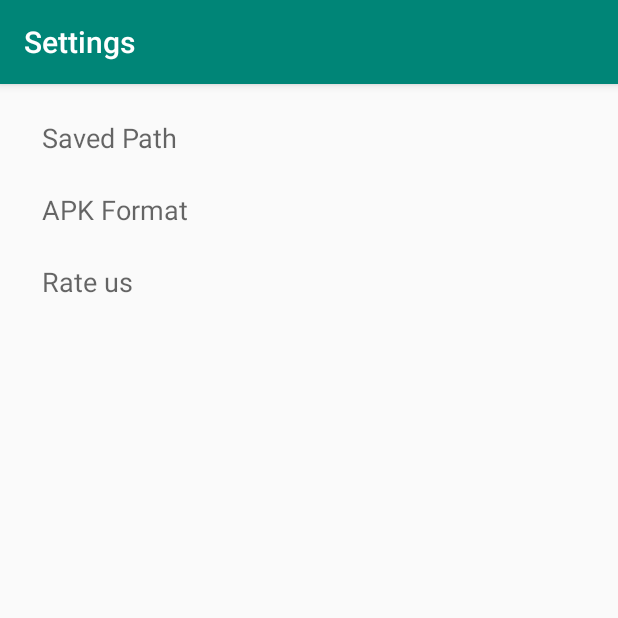
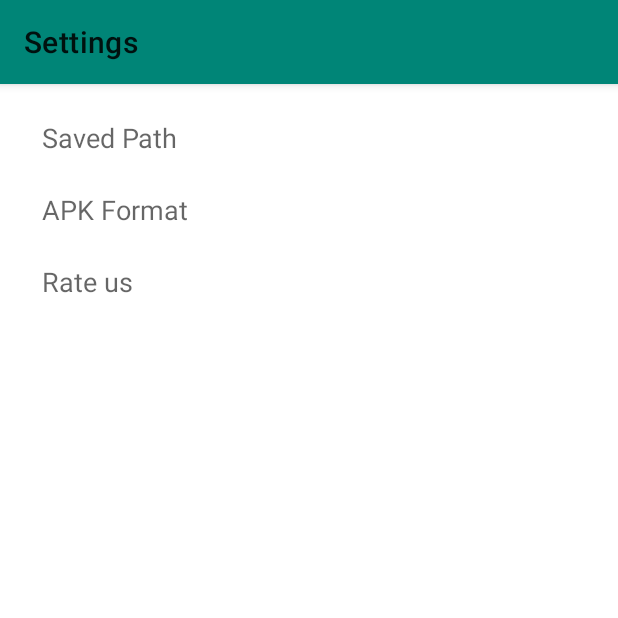
Before and after one commit to bakar517/ApkExtractor, an Android app: the SettingActivity screen opened directly, with no data from a screen before it, on a phone screen of 412 x 824 dp, the top half of it. Run offline under Robolectric (Android 15) with nearby library versions, the phone set to English and light mode, and no system bars; our stand-ins replace Dagger/Hilt's generated code, data binding.

Commit message:
- refactor theme of app.

```diff
--- a/app/src/main/java/com/warlox/apkextractor/ui/appDetail/AppDetailActivity.kt
+++ b/app/src/main/java/com/warlox/apkextractor/ui/appDetail/AppDetailActivity.kt
@@ -47,8 +47,6 @@ class AppDetailActivity : BaseActivity<ActivityAppDetailBinding, AppDetailViewMo
     override fun onCreate(savedInstanceState: Bundle?) {
         super.onCreate(savedInstanceState)
 
-        setSupportActionBar(binding.toolbar)
-
         observeViewModelProperties()
     }
 
--- a/app/src/main/java/com/warlox/apkextractor/ui/appList/AppsListActivity.kt
+++ b/app/src/main/java/com/warlox/apkextractor/ui/appList/AppsListActivity.kt
@@ -37,8 +37,6 @@ class AppsListActivity : BaseActivity<ActivityAppsListBinding, AppsListViewModel
 
     override fun onCreate(savedInstanceState: Bundle?) {
         super.onCreate(savedInstanceState)
-
-        setSupportActionBar(binding.toolbar)
 
         initAdapter()
         setUpAdapter()
--- a/app/src/main/java/com/warlox/apkextractor/ui/setting/SettingActivity.kt
+++ b/app/src/main/java/com/warlox/apkextractor/ui/setting/SettingActivity.kt
@@ -1,6 +1,5 @@
 package com.warlox.apkextractor.ui.setting
 
-import android.os.Bundle
 import androidx.lifecycle.ViewModelProvider
 import com.warlox.apkextractor.BR
 import com.warlox.apkextractor.R
@@ -24,10 +23,4 @@ class SettingActivity : BaseActivity<ActivitySettingBinding, SettingViewModel>()
 
     override fun getBindingVariable() = BR.viewModel
 
-    override fun onCreate(savedInstanceState: Bundle?) {
-        super.onCreate(savedInstanceState)
-
-        setSupportActionBar(binding.toolbar)
-    }
-
 }
--- a/app/src/main/res/layout/activity_setting.xml
+++ b/app/src/main/res/layout/activity_setting.xml
@@ -16,25 +16,6 @@
         android:layout_height="match_parent"
         android:orientation="vertical">
 
-        <com.google.android.material.appbar.AppBarLayout
-            android:id="@+id/appbarLayout"
-            android:layout_width="match_parent"
-            android:layout_height="wrap_content"
-            android:theme="@style/AppTheme.AppBarOverlay"
-            app:layout_constraintStart_toStartOf="parent"
-            app:layout_constraintTop_toTopOf="parent">
-
-            <androidx.appcompat.widget.Toolbar
-                android:id="@+id/toolbar"
-                android:layout_width="match_parent"
-                android:layout_height="?attr/actionBarSize"
-                android:background="?attr/colorPrimary"
-                app:popupTheme="@style/AppTheme.PopupOverlay"
-                app:title="@string/settings" />
-
-        </com.google.android.material.appbar.AppBarLayout>
-
-
         <androidx.core.widget.NestedScrollView
             android:id="@+id/settings_scroll"
             android:layout_width="match_parent"
@@ -44,7 +25,7 @@
             android:scrollbars="vertical"
             app:layout_behavior="@string/appbar_scrolling_view_behavior"
             app:layout_constraintStart_toStartOf="parent"
-            app:layout_constraintTop_toBottomOf="@+id/appbarLayout">
+            app:layout_constraintTop_toTopOf="parent">
 
             <LinearLayout
                 android:id="@+id/settings_layout"
--- a/app/src/main/res/values/styles.xml
+++ b/app/src/main/res/values/styles.xml
@@ -1,21 +1,17 @@
 <resources>
 
     <!-- Base application theme. -->
-    <style name="AppTheme" parent="Theme.AppCompat.Light.DarkActionBar">
+    <style name="AppTheme" parent="Theme.MaterialComponents.Light">
         <!-- Customize your theme here. -->
         <item name="colorPrimary">@color/colorPrimary</item>
         <item name="colorPrimaryDark">@color/colorPrimaryDark</item>
         <item name="colorAccent">@color/colorAccent</item>
     </style>
 
-    <style name="AppTheme.NoActionBar">
-        <item name="windowActionBar">false</item>
-        <item name="windowNoTitle">true</item>
-    </style>
 
-    <style name="AppTheme.AppBarOverlay" parent="ThemeOverlay.AppCompat.Dark.ActionBar" />
+    <style name="AppTheme.AppBarOverlay" parent="ThemeOverlay.MaterialComponents.Light" />
 
-    <style name="AppTheme.PopupOverlay" parent="ThemeOverlay.AppCompat.Light" />
+    <style name="AppTheme.PopupOverlay" parent="ThemeOverlay.MaterialComponents.Light" />
 
 
     <style name="Widget.Settings.Button">
```
Also changed, not shown: app/src/main/AndroidManifest.xml (+3 -7 lines), app/src/main/res/layout/activity_app_detail.xml (+3 -22 lines), app/src/main/res/layout/activity_apps_list.xml (+1 -19 lines).
